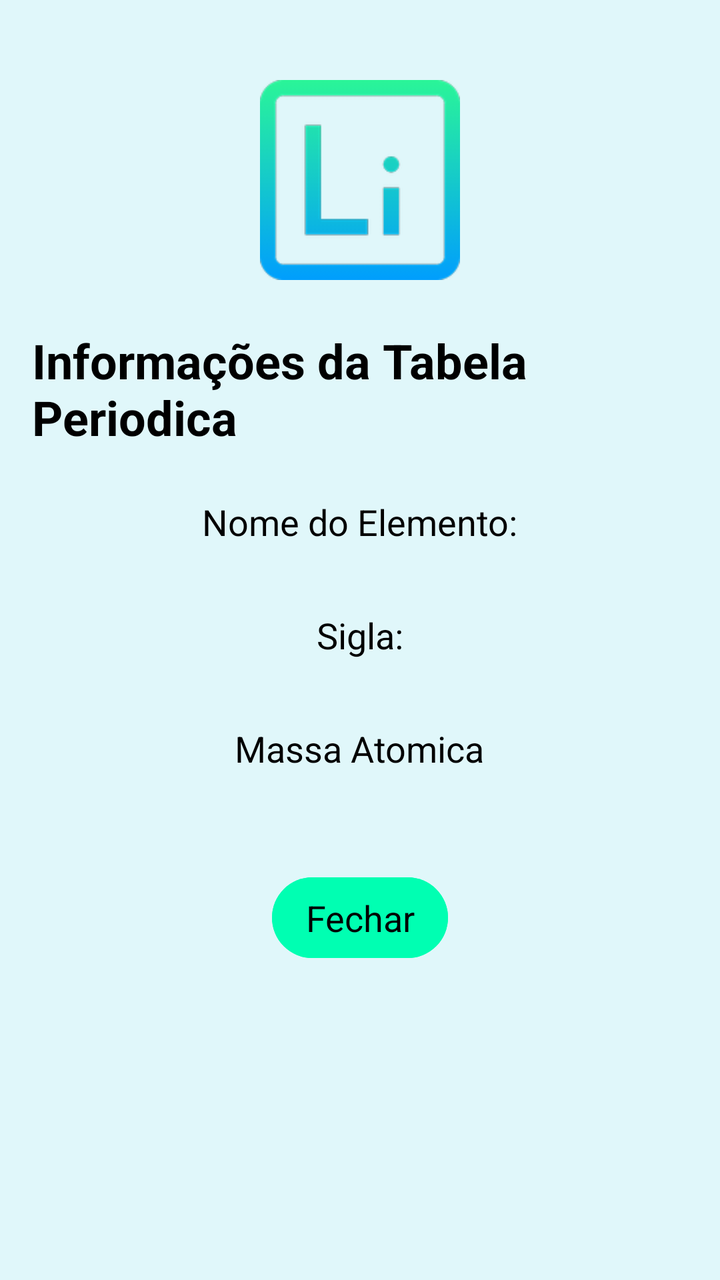
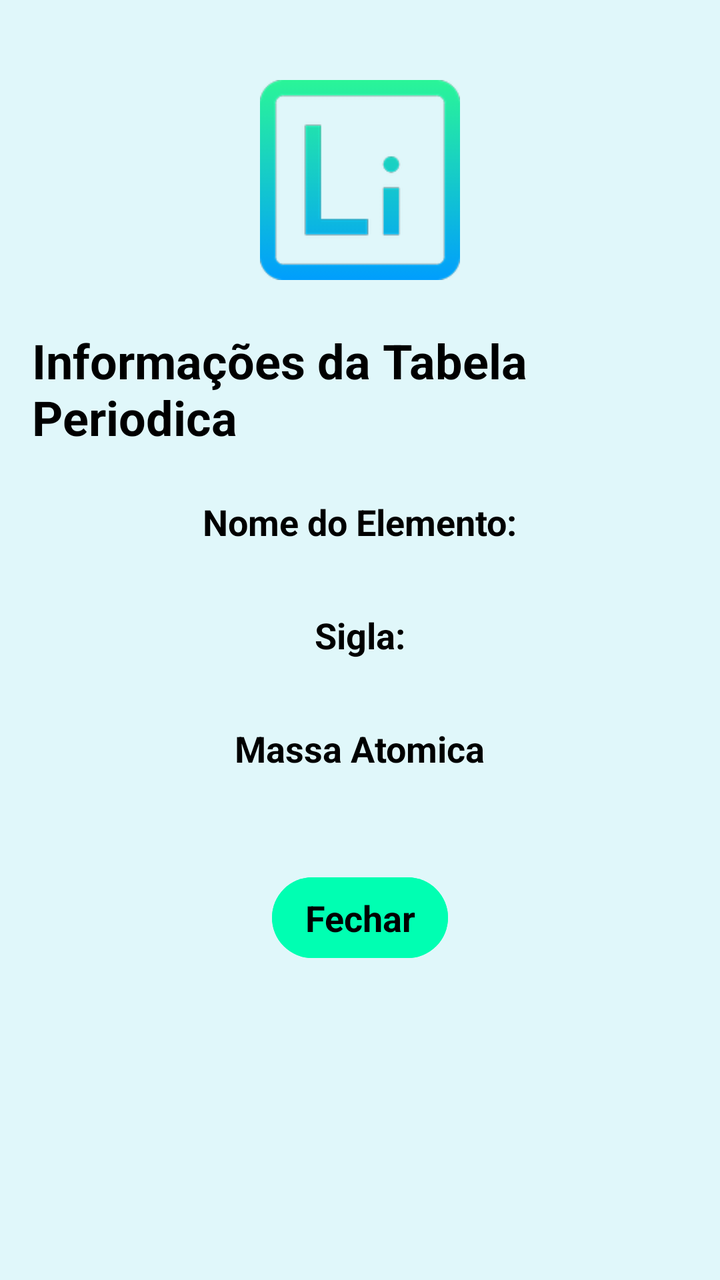

Before-and-after screenshots of an Android layout around one commit, followed by the original layout XML and the change that was made.
<!-- AndroidManifest.xml: application theme Theme.ErmesonBalbinotAndrade -->
<!-- res/layout/dialog_litio.xml -->
<?xml version="1.0" encoding="utf-8"?>
<LinearLayout xmlns:android="http://schemas.android.com/apk/res/android"
    android:orientation="vertical"
    android:layout_width="match_parent"
    android:layout_height="wrap_content"
    android:background="@color/branco_azul"
    android:padding="16dp"
    android:gravity="center_horizontal">

    <ImageView
        android:layout_width="100dp"
        android:layout_height="100dp"
        android:src="@drawable/ic_litio"
        android:layout_marginTop="24dp"
        android:layout_marginBottom="24dp"/>

    <TextView
        android:layout_width="wrap_content"
        android:layout_height="wrap_content"
        android:text="@string/informa_es_da_tabela_periodica"
        android:textAppearance="@style/TextAppearance.AppCompat.Headline"
        android:textColor="@color/black"
        android:textStyle="bold"
        android:layout_marginBottom="16dp" />

    <TextView
        android:layout_width="wrap_content"
        android:layout_height="wrap_content"
        android:text="@string/nome_do_elemento"
        android:textAppearance="@style/TextAppearance.AppCompat.Medium"
        android:textColor="@color/black"
        android:layout_marginTop="8dp" />

    <TextView
        android:layout_width="match_parent"
        android:layout_height="wrap_content"
        android:id="@+id/textViewNomeLitio"
        android:textAppearance="@style/TextAppearance.AppCompat.Medium"
        android:textColor="@color/black"
        android:paddingStart="8dp" />

    <TextView
        android:layout_width="wrap_content"
        android:layout_height="wrap_content"
        android:text="@string/sigla"
        android:textAppearance="@style/TextAppearance.AppCompat.Medium"
        android:textColor="@color/black"
        android:layout_marginTop="8dp" />

    <TextView
        android:layout_width="match_parent"
        android:layout_height="wrap_content"
        android:id="@+id/textViewSiglaLitio"
        android:textAppearance="@style/TextAppearance.AppCompat.Medium"
        android:textColor="@color/black"
        android:paddingStart="8dp" />

    <TextView
        android:layout_width="wrap_content"
        android:layout_height="wrap_content"
        android:text="@string/massa_atomica"
        android:textAppearance="@style/TextAppearance.AppCompat.Medium"
        android:textColor="@color/black"
        android:layout_marginTop="8dp" />

    <TextView
        android:layout_width="match_parent"
        android:layout_height="wrap_content"
        android:id="@+id/textViewMassaAtomicaLitio"
        android:textAppearance="@style/TextAppearance.AppCompat.Medium"
        android:textColor="@color/black"
        android:paddingStart="8dp" />


    <Button
        android:layout_width="wrap_content"
        android:layout_height="wrap_content"
        android:id="@+id/buttonFechar"
        android:text="@string/fechar"
        android:textColor="@color/black"
        android:backgroundTint="@color/green"
        android:textAppearance="@style/TextAppearance.AppCompat.Medium"
        android:layout_marginTop="24dp"
        android:padding="8dp" />


</LinearLayout>
<!-- resources referenced by this layout -->
<resources>
  <color name="black">#FF000000</color>
  <color name="branco_azul">#E0F7FA</color>
  <color name="green">#00FFB2</color>
  <!-- drawable ic_litio: png bitmap (drawable-hdpi, 4067 bytes) -->
  <string name="fechar">Fechar</string>
  <string name="informa_es_da_tabela_periodica">Informações da Tabela Periodica</string>
  <string name="massa_atomica">Massa Atomica</string>
  <string name="nome_do_elemento">Nome do Elemento:</string>
  <string name="sigla">Sigla:</string>
  <style name="Theme.ErmesonBalbinotAndrade" parent="Base.Theme.ErmesonBalbinotAndrade" />
  <style name="Base.Theme.ErmesonBalbinotAndrade" parent="Theme.Material3.DayNight.NoActionBar">
          
          
      </style>
</resources>

<!-- the commit's change to res/layout/dialog_litio.xml (unified diff, before → after) -->
@@ -29,6 +29,7 @@
         android:text="@string/nome_do_elemento"
         android:textAppearance="@style/TextAppearance.AppCompat.Medium"
         android:textColor="@color/black"
+        android:textStyle="bold"
         android:layout_marginTop="8dp" />
 
     <TextView
@@ -36,7 +37,8 @@
         android:layout_height="wrap_content"
         android:id="@+id/textViewNomeLitio"
         android:textAppearance="@style/TextAppearance.AppCompat.Medium"
-        android:textColor="@color/black"
+        android:textColor="@color/azul"
+        android:gravity="center"
         android:paddingStart="8dp" />
 
     <TextView
@@ -45,6 +47,7 @@
         android:text="@string/sigla"
         android:textAppearance="@style/TextAppearance.AppCompat.Medium"
         android:textColor="@color/black"
+        android:textStyle="bold"
         android:layout_marginTop="8dp" />
 
     <TextView
@@ -52,7 +55,8 @@
         android:layout_height="wrap_content"
         android:id="@+id/textViewSiglaLitio"
         android:textAppearance="@style/TextAppearance.AppCompat.Medium"
-        android:textColor="@color/black"
+        android:textColor="@color/azul"
+        android:gravity="center"
         android:paddingStart="8dp" />
 
     <TextView
@@ -61,6 +65,7 @@
         android:text="@string/massa_atomica"
         android:textAppearance="@style/TextAppearance.AppCompat.Medium"
         android:textColor="@color/black"
+        android:textStyle="bold"
         android:layout_marginTop="8dp" />
 
     <TextView
@@ -68,7 +73,8 @@
         android:layout_height="wrap_content"
         android:id="@+id/textViewMassaAtomicaLitio"
         android:textAppearance="@style/TextAppearance.AppCompat.Medium"
-        android:textColor="@color/black"
+        android:textColor="@color/azul"
+        android:gravity="center"
         android:paddingStart="8dp" />
 
 
@@ -78,6 +84,7 @@
         android:id="@+id/buttonFechar"
         android:text="@string/fechar"
         android:textColor="@color/black"
+        android:textStyle="bold"
         android:backgroundTint="@color/green"
         android:textAppearance="@style/TextAppearance.AppCompat.Medium"
         android:layout_marginTop="24dp"
<!-- resource entries referenced after the edit -->
@@ -1,5 +1,6 @@
 <!-- resources referenced by this layout -->
 <resources>
+  <color name="azul">#00A4FF</color>
   <color name="black">#FF000000</color>
   <color name="branco_azul">#E0F7FA</color>
   <color name="green">#00FFB2</color>
